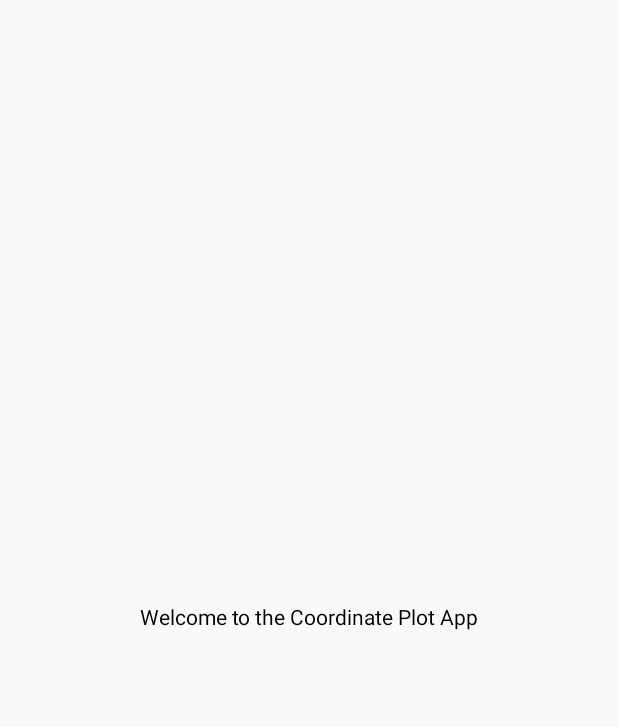
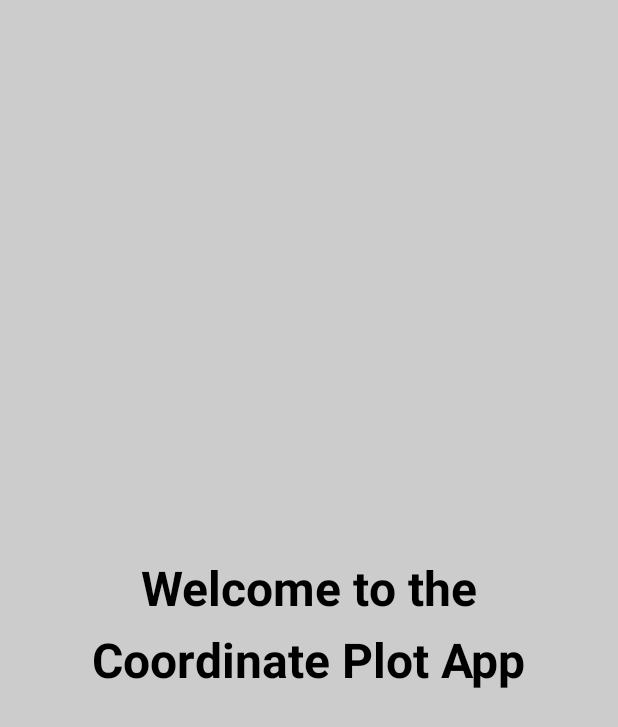
Before and after one commit to sgrem/CoordinatePlot, an Android app built with Jetpack Compose: the splash_screen screen opened through its navigation route, on a phone screen of 412 x 824 dp. Shown: the top 727 px of the screen. Run offline under Robolectric (Android 15) with nearby library versions, the phone set to English and light mode, and no system bars.

Commit message:
Add styling to splash screen

```diff
--- a/app/src/main/java/com/kodeco/android/coordplot/SplashScreen.kt
+++ b/app/src/main/java/com/kodeco/android/coordplot/SplashScreen.kt
@@ -1,22 +1,45 @@
 package com.kodeco.android.coordplot
 
+import androidx.compose.foundation.background
 import androidx.compose.foundation.layout.Box
+import androidx.compose.foundation.layout.Column
 import androidx.compose.foundation.layout.fillMaxSize
+import androidx.compose.foundation.layout.padding
 import androidx.compose.material3.Text
 import androidx.compose.runtime.Composable
 import androidx.compose.runtime.LaunchedEffect
 import androidx.compose.ui.Alignment
 import androidx.compose.ui.Modifier
+import androidx.compose.ui.graphics.Color
+import androidx.compose.ui.text.font.FontWeight
+import androidx.compose.ui.tooling.preview.Preview
+import androidx.compose.ui.unit.dp
+import androidx.compose.ui.unit.sp
 import androidx.navigation.NavController
+import com.kodeco.android.coordplot.ui.theme.MyApplicationTheme
 import kotlinx.coroutines.delay
 
 @Composable
 fun SplashScreen() {
     Box(
-        modifier = Modifier.fillMaxSize(),
+        modifier = Modifier
+            .fillMaxSize()
+            .background(Color.LightGray),
         contentAlignment = Alignment.Center
     ) {
-        Text("Welcome to the Coordinate Plot App")
+        Column(horizontalAlignment = Alignment.CenterHorizontally) {
+            Text(
+                "Welcome to the",
+                fontSize = 32.sp,
+                fontWeight = FontWeight.Bold,
+                modifier = Modifier.padding(10.dp)
+            )
+            Text(
+                "Coordinate Plot App",
+                fontSize = 32.sp,
+                fontWeight = FontWeight.Bold
+            )
+        }
     }
 }
 
@@ -28,3 +51,11 @@ fun SplashScreenWithNavigation(navController: NavController) {
     }
     SplashScreen()
 }
+
+@Preview
+@Composable
+fun SplashScreenPreview(){
+    MyApplicationTheme {
+        SplashScreen()
+    }
+}
```
